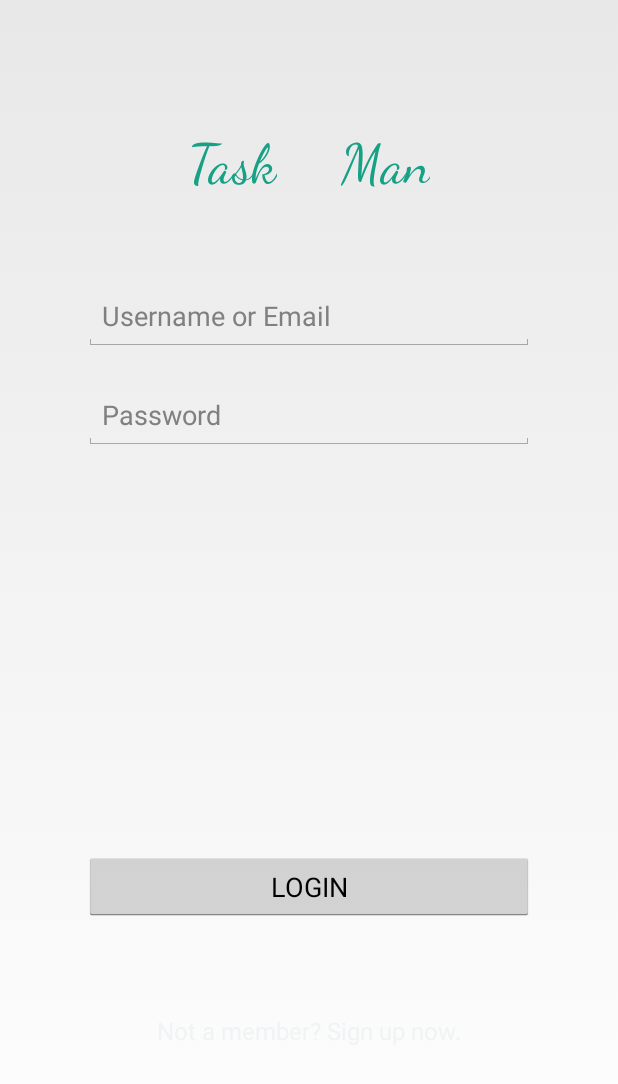
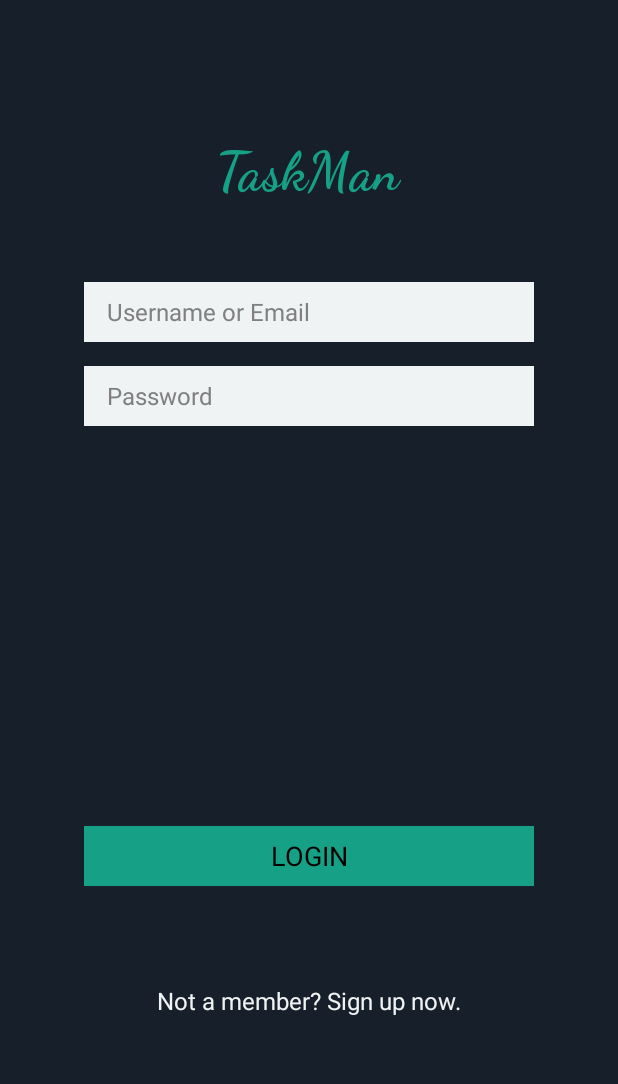
Before and after one commit to aashish157/TaskMan, an Android app: the screen it shows after launch (MainActivity), on a phone screen of 412 x 824 dp. Shown: the top 1084 px of the screen. Run offline under Robolectric (Android 15) with nearby library versions, the phone set to English and light mode, and no system bars.

Commit message:
layout update

```diff
--- a/app/src/main/res/layout/activity_main.xml
+++ b/app/src/main/res/layout/activity_main.xml
@@ -4,44 +4,45 @@
     xmlns:tools="http://schemas.android.com/tools"
     android:layout_width="match_parent"
     android:layout_height="match_parent"
-    tools:background="#17202A"
-    tools:context="@android">
+    android:background="#17202A">
 
     <EditText
         android:id="@+id/username"
         android:layout_width="300dp"
-        android:layout_height="46dp"
+        android:layout_height="40dp"
         android:layout_alignParentTop="true"
         android:layout_centerHorizontal="true"
         android:layout_marginTop="188dp"
+        android:background="#f0f3f4"
         android:ems="10"
         android:hint="Username or Email"
         android:inputType="textPersonName"
-        tools:background="#f0f3f4"
-        tools:paddingLeft="15dp" />
+        android:paddingLeft="15dp"
+        android:textSize="16sp" />
 
     <EditText
         android:id="@+id/password"
         android:layout_width="300dp"
-        android:layout_height="46dp"
+        android:layout_height="40dp"
         android:layout_alignParentTop="true"
         android:layout_centerHorizontal="true"
-        android:layout_marginTop="254dp"
+        android:layout_marginTop="244dp"
+        android:background="#F0F3F4"
         android:ems="10"
         android:hint="Password"
         android:inputType="textPersonName"
-        tools:background="#F0F3F4"
-        tools:paddingLeft="15dp" />
+        android:paddingLeft="15dp"
+        android:textSize="16sp" />
 
     <Button
         android:id="@+id/login"
         android:layout_width="300dp"
-        android:layout_height="46dp"
+        android:layout_height="40dp"
         android:layout_alignParentBottom="true"
         android:layout_centerHorizontal="true"
-        android:layout_marginBottom="210dp"
-        android:text="LOGIN"
-        tools:background="#16A085" />
+        android:layout_marginBottom="233dp"
+        android:background="#16A085"
+        android:text="LOGIN" />
 
     <TextView
         android:id="@+id/loginTextView"
@@ -49,36 +50,23 @@
         android:layout_height="wrap_content"
         android:layout_alignParentBottom="true"
         android:layout_centerHorizontal="true"
-        android:layout_marginBottom="126dp"
+        android:layout_marginBottom="146dp"
         android:text="Not a member? Sign up now."
         android:textAlignment="center"
         android:textColor="#f0f3f4"
         android:textSize="16sp" />
 
     <TextView
-        android:id="@+id/textView2"
+        android:id="@+id/appName"
         android:layout_width="wrap_content"
-        android:layout_height="46dp"
-        android:layout_alignParentStart="true"
+        android:layout_height="wrap_content"
         android:layout_alignParentTop="true"
-        android:layout_marginRight="20dp"
-        android:layout_marginStart="125dp"
-        android:layout_marginTop="88dp"
+        android:layout_centerHorizontal="true"
+        android:layout_marginTop="91dp"
         android:fontFamily="cursive"
-        android:text="Task"
+        android:text="TaskMan"
         android:textColor="#16A085"
-        android:textSize="36sp" />
+        android:textSize="36sp"
+        android:textStyle="bold" />
 
-    <TextView
-        android:id="@+id/textView3"
-        android:layout_width="wrap_content"
-        android:layout_height="46dp"
-        android:layout_alignParentEnd="true"
-        android:layout_alignTop="@+id/textView2"
-        android:layout_marginBottom="88dp"
-        android:layout_marginEnd="125dp"
-        android:fontFamily="cursive"
-        android:text="Man"
-        android:textColor="#16A085"
-        android:textSize="36sp" />
 </RelativeLayout>
```
